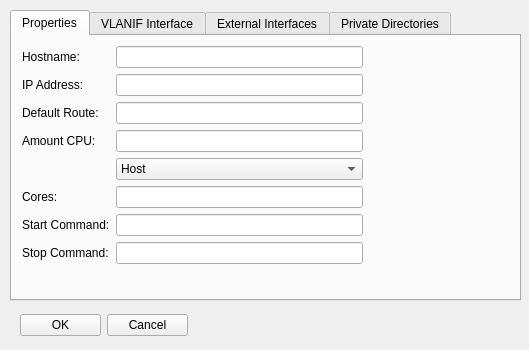
Above: netflux5g-editor/src/gui/ui/Host_properties.ui from adaptivenetworklab/NetFlux5G before the change. Below: the same form after it.
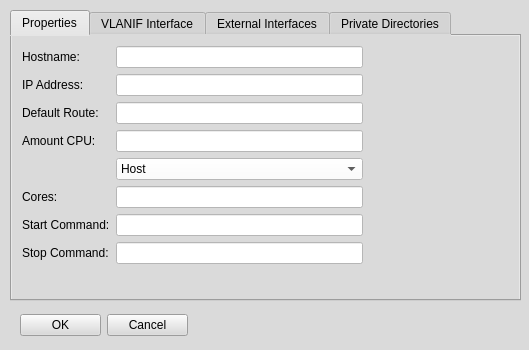
That is the form after the change.

Commit message: fix host properties color

Patch:
```diff
--- a/netflux5g-editor/src/gui/ui/Host_properties.ui
+++ b/netflux5g-editor/src/gui/ui/Host_properties.ui
@@ -13,6 +13,9 @@
   <property name="windowTitle">
    <string>MainWindow</string>
   </property>
+  <property name="styleSheet">
+   <string notr="true">background-color: rgb(218, 218, 218);</string>
+  </property>
   <widget class="QWidget" name="centralwidget">
    <widget class="QWidget" name="gridLayoutWidget">
     <property name="geometry">
@@ -74,7 +77,11 @@
         </widget>
        </item>
        <item row="0" column="1">
-        <widget class="QLineEdit" name="lineEdit"/>
+        <widget class="QLineEdit" name="lineEdit">
+         <property name="styleSheet">
+          <string notr="true">background-color: rgb(255, 255, 255);</string>
+         </property>
+        </widget>
        </item>
        <item row="1" column="0">
         <widget class="QLabel" name="label_2">
@@ -84,7 +91,11 @@
         </widget>
        </item>
        <item row="1" column="1">
-        <widget class="QLineEdit" name="lineEdit_2"/>
+        <widget class="QLineEdit" name="lineEdit_2">
+         <property name="styleSheet">
+          <string notr="true">background-color: rgb(255, 255, 255);</string>
+         </property>
+        </widget>
        </item>
        <item row="2" column="0">
         <widget class="QLabel" name="label_3">
@@ -94,7 +105,11 @@
         </widget>
        </item>
        <item row="2" column="1">
-        <widget class="QLineEdit" name="lineEdit_3"/>
+        <widget class="QLineEdit" name="lineEdit_3">
+         <property name="styleSheet">
+          <string notr="true">background-color: rgb(255, 255, 255);</string>
+         </property>
+        </widget>
        </item>
        <item row="4" column="0">
         <widget class="QLabel" name="label_4">
@@ -104,7 +119,11 @@
         </widget>
        </item>
        <item row="4" column="1">
-        <widget class="QLineEdit" name="lineEdit_4"/>
+        <widget class="QLineEdit" name="lineEdit_4">
+         <property name="styleSheet">
+          <string notr="true">background-color: rgb(255, 255, 255);</string>
+         </property>
+        </widget>
        </item>
        <item row="6" column="0">
         <widget class="QLabel" name="label_5">
@@ -114,7 +133,11 @@
         </widget>
        </item>
        <item row="6" column="1">
-        <widget class="QLineEdit" name="lineEdit_5"/>
+        <widget class="QLineEdit" name="lineEdit_5">
+         <property name="styleSheet">
+          <string notr="true">background-color: rgb(255, 255, 255);</string>
+         </property>
+        </widget>
        </item>
        <item row="7" column="0">
         <widget class="QLabel" name="label_6">
@@ -124,7 +147,11 @@
         </widget>
        </item>
        <item row="7" column="1">
-        <widget class="QLineEdit" name="lineEdit_6"/>
+        <widget class="QLineEdit" name="lineEdit_6">
+         <property name="styleSheet">
+          <string notr="true">background-color: rgb(255, 255, 255);</string>
+         </property>
+        </widget>
        </item>
        <item row="8" column="0">
         <widget class="QLabel" name="label_7">
@@ -134,10 +161,17 @@
         </widget>
        </item>
        <item row="8" column="1">
-        <widget class="QLineEdit" name="lineEdit_7"/>
+        <widget class="QLineEdit" name="lineEdit_7">
+         <property name="styleSheet">
+          <string notr="true">background-color: rgb(255, 255, 255);</string>
+         </property>
+        </widget>
        </item>
        <item row="5" column="1">
         <widget class="QComboBox" name="comboBox">
+         <property name="styleSheet">
+          <string notr="true">background-color: rgb(255, 255, 255);</string>
+         </property>
          <item>
           <property name="text">
            <string>Host</string>
```
Left out of the diff: 17 changed lines with no effect on the pictures.
